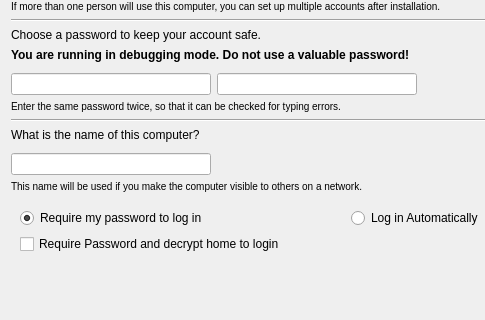
This is gui/qt/stepUserSetup.ui in skissane/ubuntu-ubiquity as Qt 5 draws it before an edit; both pictures show x 0 to 485 and y 159 to 479 of the 695 by 479 pixel window. The edited form follows.
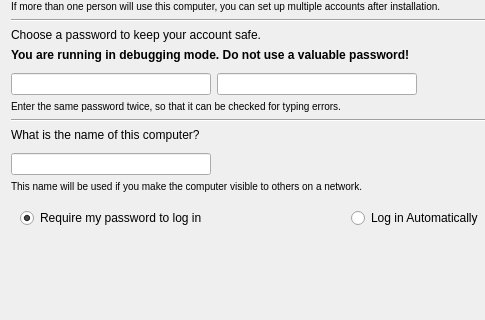
This is the edited form.

Commit message:
Remove encrypt_home from the Qt frontend.
Following the lead of the GTK frontend, remove the encrypted home directory
option from the Qt installer since ecryptfs no longer has support from the
Ubuntu Security Team. This removes the frontend but keeps the codebase for the
option so it can be added back later using another technology.

What changed in the file:
```diff
--- a/gui/qt/stepUserSetup.ui
+++ b/gui/qt/stepUserSetup.ui
@@ -536,16 +536,6 @@
         </property>
        </widget>
       </item>
-      <item row="1" column="0">
-       <widget class="QCheckBox" name="login_encrypt">
-        <property name="text">
-         <string>Require Password and decrypt home to login</string>
-        </property>
-        <property name="checked">
-         <bool>false</bool>
-        </property>
-       </widget>
-      </item>
      </layout>
     </widget>
    </item>
```
Left out of the diff: 1 changed line with no effect on the pictures. The commit also changes 3 other files.
